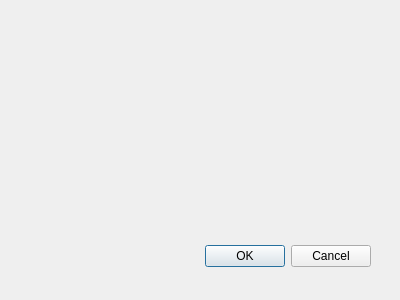
This is windows/dialognewproject.ui in krzysztoftc/ProjektBD as Qt 5 draws it before an edit. The edited form follows.
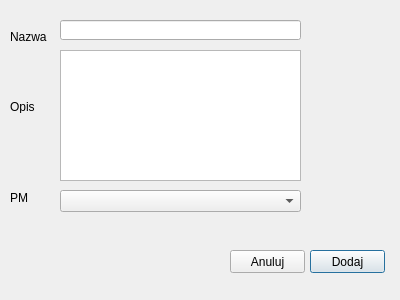
This is the edited form.

Patch:
```diff
--- a/windows/dialognewproject.ui
+++ b/windows/dialognewproject.ui
@@ -15,20 +15,99 @@
   <property name="windowTitle">
    <string>Dialog</string>
   </property>
-  <widget name="buttonBox" class="QDialogButtonBox">
+  <widget class="QLabel" name="label">
    <property name="geometry">
     <rect>
-     <x>30</x>
-     <y>240</y>
-     <width>341</width>
-     <height>32</height>
+     <x>10</x>
+     <y>30</y>
+     <width>47</width>
+     <height>13</height>
     </rect>
    </property>
-   <property name="orientation">
-    <enum>Qt::Horizontal</enum>
+   <property name="text">
+    <string>Nazwa</string>
    </property>
-   <property name="standardButtons">
-    <set>QDialogButtonBox::Cancel|QDialogButtonBox::Ok</set>
+  </widget>
+  <widget class="QLineEdit" name="lineEdit">
+   <property name="geometry">
+    <rect>
+     <x>60</x>
+     <y>20</y>
+     <width>241</width>
+     <height>20</height>
+    </rect>
+   </property>
+  </widget>
+  <widget class="QLabel" name="label_2">
+   <property name="geometry">
+    <rect>
+     <x>10</x>
+     <y>100</y>
+     <width>47</width>
+     <height>13</height>
+    </rect>
+   </property>
+   <property name="text">
+    <string>Opis</string>
+   </property>
+  </widget>
+  <widget class="QComboBox" name="comboBox">
+   <property name="geometry">
+    <rect>
+     <x>60</x>
+     <y>190</y>
+     <width>241</width>
+     <height>22</height>
+    </rect>
+   </property>
+  </widget>
+  <widget class="QLabel" name="label_3">
+   <property name="geometry">
+    <rect>
+     <x>10</x>
+     <y>190</y>
+     <width>31</width>
+     <height>16</height>
+    </rect>
+   </property>
+   <property name="text">
+    <string>PM</string>
+   </property>
+  </widget>
+  <widget class="QTextEdit" name="textEdit">
+   <property name="geometry">
+    <rect>
+     <x>60</x>
+     <y>50</y>
+     <width>241</width>
+     <height>131</height>
+    </rect>
+   </property>
+  </widget>
+  <widget class="QPushButton" name="pushButton">
+   <property name="geometry">
+    <rect>
+     <x>310</x>
+     <y>250</y>
+     <width>75</width>
+     <height>23</height>
+    </rect>
+   </property>
+   <property name="text">
+    <string>Dodaj</string>
+   </property>
+  </widget>
+  <widget class="QPushButton" name="pushButton_2">
+   <property name="geometry">
+    <rect>
+     <x>230</x>
+     <y>250</y>
+     <width>75</width>
+     <height>23</height>
+    </rect>
+   </property>
+   <property name="text">
+    <string>Anuluj</string>
    </property>
   </widget>
  </widget>
```
Left out of the diff: 42 changed lines with no effect on the pictures.
